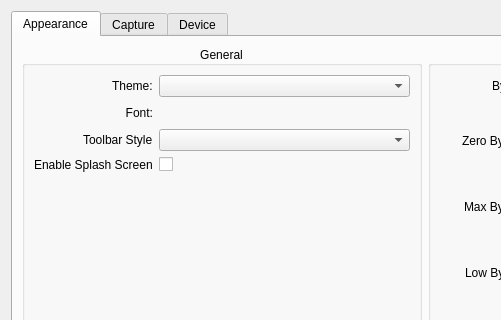
This is software/squishy/gui/preferences_window.ui in squishy-scsi/squishy as Qt 5 draws it before an edit; both pictures show x 0 to 501 and y 0 to 320 of the 850 by 750 pixel window. The edited form follows.
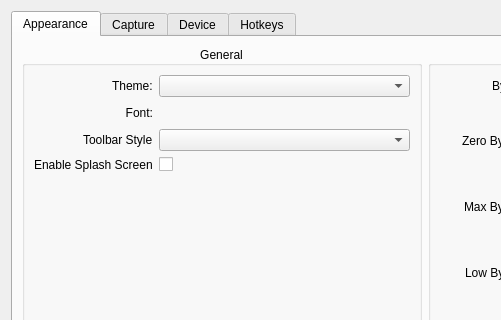
This is the edited form. Icons and pictures are not drawn. Custom widgets are drawn as their Qt base class.

Commit message: software: gui: added tab for gui hotkey rebinding

Patch:
```diff
--- a/software/squishy/gui/preferences_window.ui
+++ b/software/squishy/gui/preferences_window.ui
@@ -345,6 +345,14 @@
        <string>Device</string>
       </attribute>
      </widget>
+     <widget class="QWidget" name="tab_hotkeys">
+      <attribute name="icon">
+       <iconset theme="help-keybord-shortcuts"/>
+      </attribute>
+      <attribute name="title">
+       <string>Hotkeys</string>
+      </attribute>
+     </widget>
     </widget>
    </item>
    <item>
```
